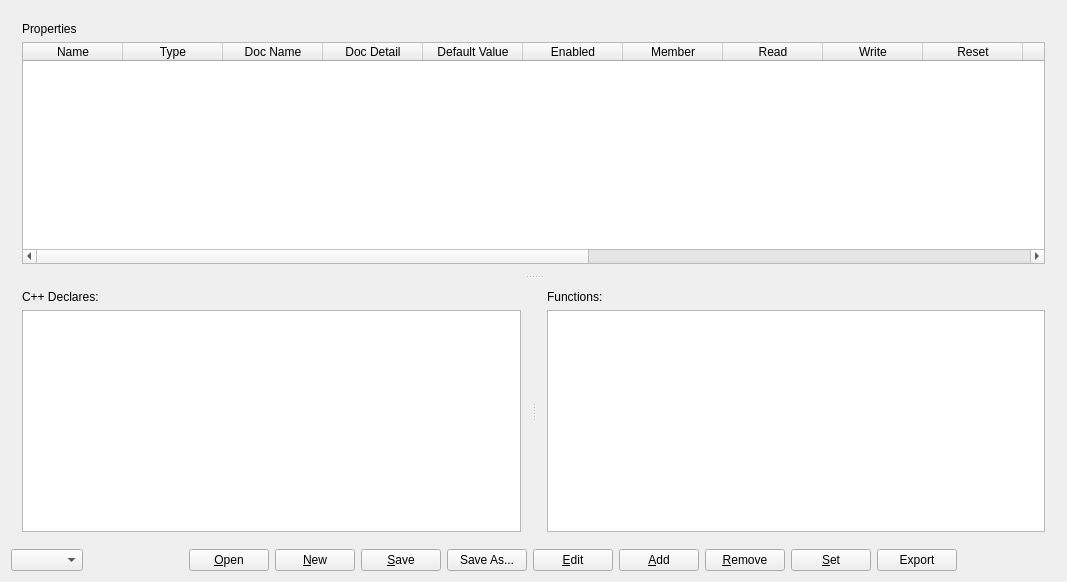
panuins/QtPropertyCodeGenerator, file widget.ui: the form before one commit.
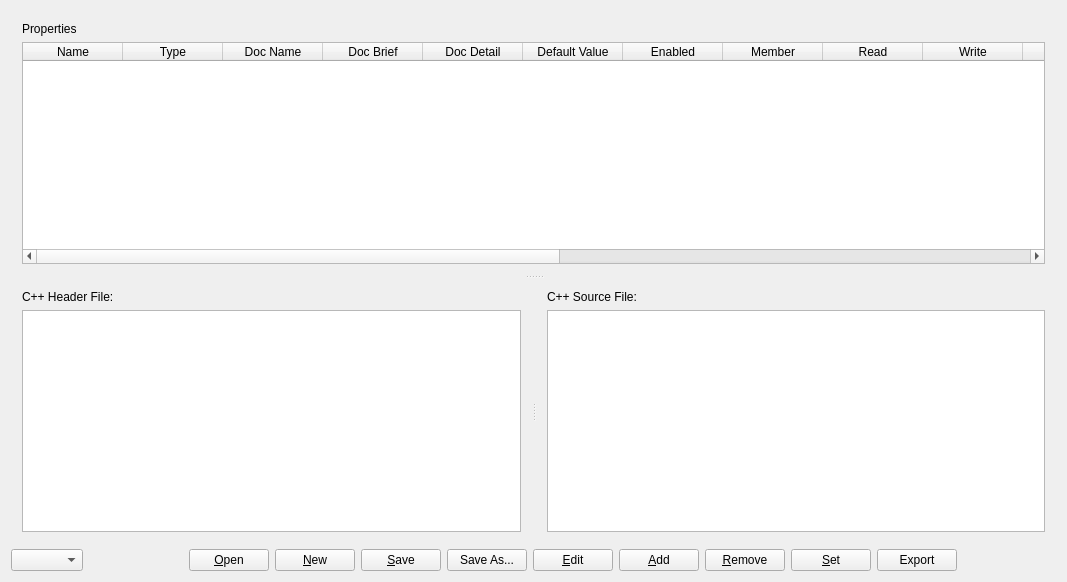
The form after the commit.

What changed in the file:
```diff
--- a/widget.ui
+++ b/widget.ui
@@ -66,6 +66,11 @@
            <string>Doc Name</string>
           </property>
          </column>
+         <column>
+          <property name="text">
+           <string>Doc Brief</string>
+          </property>
+         </column>
          <column>
           <property name="text">
            <string>Doc Detail</string>
@@ -149,8 +154,8 @@
       <property name="orientation">
        <enum>Qt::Horizontal</enum>
       </property>
-      <widget class="QWidget" name="layoutWidget">
-       <layout class="QVBoxLayout" name="verticalLayout_2">
+      <widget class="QWidget" name="layoutWidgetCppDeclares">
+       <layout class="QVBoxLayout" name="verticalLayoutCppDeclares">
         <item>
          <widget class="QLabel" name="labelCppDeclares">
           <property name="sizePolicy">
@@ -160,7 +165,7 @@
            </sizepolicy>
           </property>
           <property name="text">
-           <string>C++ Declares:</string>
+           <string>C++ Header File:</string>
           </property>
          </widget>
         </item>
@@ -176,8 +181,8 @@
         </item>
        </layout>
       </widget>
-      <widget class="QWidget" name="layoutWidget">
-       <layout class="QVBoxLayout" name="verticalLayout_3">
+      <widget class="QWidget" name="layoutWidgetCppDefines">
+       <layout class="QVBoxLayout" name="verticalLayoutCppDefines">
         <item>
          <widget class="QLabel" name="labelFunctions">
           <property name="sizePolicy">
@@ -187,7 +192,7 @@
            </sizepolicy>
           </property>
           <property name="text">
-           <string>Functions:</string>
+           <string>C++ Source File:</string>
           </property>
          </widget>
         </item>
```
Left out of the diff: 12 changed lines with no effect on the pictures.
